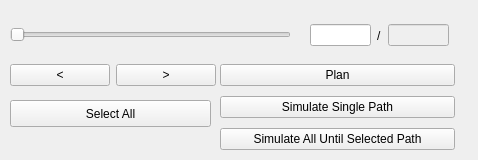
This is framefab_gui/src/uis/selection_widget.ui in yijiangh/choreo as Qt 5 draws it before an edit. The edited form follows.
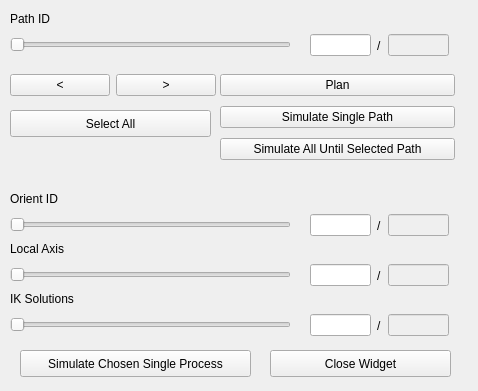
This is the edited form.

Commit message: selection widget ui renewed.

Diff of the .ui file:
```diff
--- a/framefab_gui/src/uis/selection_widget.ui
+++ b/framefab_gui/src/uis/selection_widget.ui
@@ -7,7 +7,7 @@
     <x>0</x>
     <y>0</y>
     <width>478</width>
-    <height>160</height>
+    <height>391</height>
    </rect>
   </property>
   <property name="windowTitle">
@@ -17,7 +17,7 @@
    <property name="geometry">
     <rect>
      <x>10</x>
-     <y>20</y>
+     <y>30</y>
      <width>281</width>
      <height>29</height>
     </rect>
@@ -30,7 +30,7 @@
    <property name="geometry">
     <rect>
      <x>10</x>
-     <y>50</y>
+     <y>60</y>
      <width>206</width>
      <height>51</height>
     </rect>
@@ -59,7 +59,7 @@
    <property name="geometry">
     <rect>
      <x>10</x>
-     <y>100</y>
+     <y>110</y>
      <width>201</width>
      <height>27</height>
     </rect>
@@ -72,7 +72,7 @@
    <property name="geometry">
     <rect>
      <x>310</x>
-     <y>20</y>
+     <y>30</y>
      <width>139</width>
      <height>31</height>
     </rect>
@@ -114,7 +114,7 @@
    <property name="geometry">
     <rect>
      <x>220</x>
-     <y>60</y>
+     <y>70</y>
      <width>235</width>
      <height>95</height>
     </rect>
@@ -143,6 +143,252 @@
     </item>
    </layout>
   </widget>
+  <widget class="QSlider" name="slider_select_orient">
+   <property name="geometry">
+    <rect>
+     <x>10</x>
+     <y>210</y>
+     <width>281</width>
+     <height>29</height>
+    </rect>
+   </property>
+   <property name="orientation">
+    <enum>Qt::Horizontal</enum>
+   </property>
+  </widget>
+  <widget class="QWidget" name="horizontalLayoutWidget_3">
+   <property name="geometry">
+    <rect>
+     <x>310</x>
+     <y>210</y>
+     <width>139</width>
+     <height>31</height>
+    </rect>
+   </property>
+   <layout class="QHBoxLayout" name="horizontalLayout_3">
+    <item>
+     <widget class="QLineEdit" name="lineedit_select_orient">
+      <property name="inputMask">
+       <string/>
+      </property>
+      <property name="clearButtonEnabled">
+       <bool>false</bool>
+      </property>
+     </widget>
+    </item>
+    <item>
+     <widget class="QLabel" name="label_2">
+      <property name="text">
+       <string>/</string>
+      </property>
+     </widget>
+    </item>
+    <item>
+     <widget class="QLineEdit" name="lineedit_max_orient">
+      <property name="enabled">
+       <bool>false</bool>
+      </property>
+      <property name="frame">
+       <bool>true</bool>
+      </property>
+      <property name="readOnly">
+       <bool>true</bool>
+      </property>
+     </widget>
+    </item>
+   </layout>
+  </widget>
+  <widget class="QLabel" name="label_3">
+   <property name="geometry">
+    <rect>
+     <x>10</x>
+     <y>10</y>
+     <width>67</width>
+     <height>17</height>
+    </rect>
+   </property>
+   <property name="text">
+    <string>Path ID</string>
+   </property>
+  </widget>
+  <widget class="QLabel" name="label_4">
+   <property name="geometry">
+    <rect>
+     <x>10</x>
+     <y>190</y>
+     <width>67</width>
+     <height>17</height>
+    </rect>
+   </property>
+   <property name="text">
+    <string>Orient ID</string>
+   </property>
+  </widget>
+  <widget class="QLabel" name="label_5">
+   <property name="geometry">
+    <rect>
+     <x>10</x>
+     <y>240</y>
+     <width>67</width>
+     <height>17</height>
+    </rect>
+   </property>
+   <property name="text">
+    <string>Local Axis</string>
+   </property>
+  </widget>
+  <widget class="QSlider" name="slider_select_ik_solution">
+   <property name="geometry">
+    <rect>
+     <x>10</x>
+     <y>260</y>
+     <width>281</width>
+     <height>29</height>
+    </rect>
+   </property>
+   <property name="orientation">
+    <enum>Qt::Horizontal</enum>
+   </property>
+  </widget>
+  <widget class="QWidget" name="horizontalLayoutWidget_4">
+   <property name="geometry">
+    <rect>
+     <x>310</x>
+     <y>260</y>
+     <width>139</width>
+     <height>31</height>
+    </rect>
+   </property>
+   <layout class="QHBoxLayout" name="horizontalLayout_4">
+    <item>
+     <widget class="QLineEdit" name="lineedit_select_local_axis">
+      <property name="inputMask">
+       <string/>
+      </property>
+      <property name="clearButtonEnabled">
+       <bool>false</bool>
+      </property>
+     </widget>
+    </item>
+    <item>
+     <widget class="QLabel" name="label_6">
+      <property name="text">
+       <string>/</string>
+      </property>
+     </widget>
+    </item>
+    <item>
+     <widget class="QLineEdit" name="lineedit_max_local_axis">
+      <property name="enabled">
+       <bool>false</bool>
+      </property>
+      <property name="frame">
+       <bool>true</bool>
+      </property>
+      <property name="readOnly">
+       <bool>true</bool>
+      </property>
+     </widget>
+    </item>
+   </layout>
+  </widget>
+  <widget class="QLabel" name="label_7">
+   <property name="geometry">
+    <rect>
+     <x>10</x>
+     <y>290</y>
+     <width>91</width>
+     <height>17</height>
+    </rect>
+   </property>
+   <property name="text">
+    <string>IK Solutions</string>
+   </property>
+  </widget>
+  <widget class="QSlider" name="slider_select_ik_solution_2">
+   <property name="geometry">
+    <rect>
+     <x>10</x>
+     <y>310</y>
+     <width>281</width>
+     <height>29</height>
+    </rect>
+   </property>
+   <property name="orientation">
+    <enum>Qt::Horizontal</enum>
+   </property>
+  </widget>
+  <widget class="QWidget" name="horizontalLayoutWidget_5">
+   <property name="geometry">
+    <rect>
+     <x>310</x>
+     <y>310</y>
+     <width>139</width>
+     <height>31</height>
+    </rect>
+   </property>
+   <layout class="QHBoxLayout" name="horizontalLayout_5">
+    <item>
+     <widget class="QLineEdit" name="lineedit_select_ik_solution">
+      <property name="inputMask">
+       <string/>
+      </property>
+      <property name="clearButtonEnabled">
+       <bool>false</bool>
+      </property>
+     </widget>
+    </item>
+    <item>
+     <widget class="QLabel" name="label_8">
+      <property name="text">
+       <string>/</string>
+      </property>
+     </widget>
+    </item>
+    <item>
+     <widget class="QLineEdit" name="lineedit_max_ik_solution">
+      <property name="enabled">
+       <bool>false</bool>
+      </property>
+      <property name="frame">
+       <bool>true</bool>
+      </property>
+      <property name="readOnly">
+       <bool>true</bool>
+      </property>
+     </widget>
+    </item>
+   </layout>
+  </widget>
+  <widget class="QPushButton" name="pushbutton_simulate_single_process">
+   <property name="enabled">
+    <bool>true</bool>
+   </property>
+   <property name="geometry">
+    <rect>
+     <x>20</x>
+     <y>350</y>
+     <width>231</width>
+     <height>27</height>
+    </rect>
+   </property>
+   <property name="text">
+    <string>Simulate Chosen Single Process</string>
+   </property>
+  </widget>
+  <widget class="QPushButton" name="pushbutton_close_widget">
+   <property name="geometry">
+    <rect>
+     <x>270</x>
+     <y>350</y>
+     <width>181</width>
+     <height>27</height>
+    </rect>
+   </property>
+   <property name="text">
+    <string>Close Widget</string>
+   </property>
+  </widget>
  </widget>
  <resources/>
  <connections/>
```
The commit also changes 4 other files.
